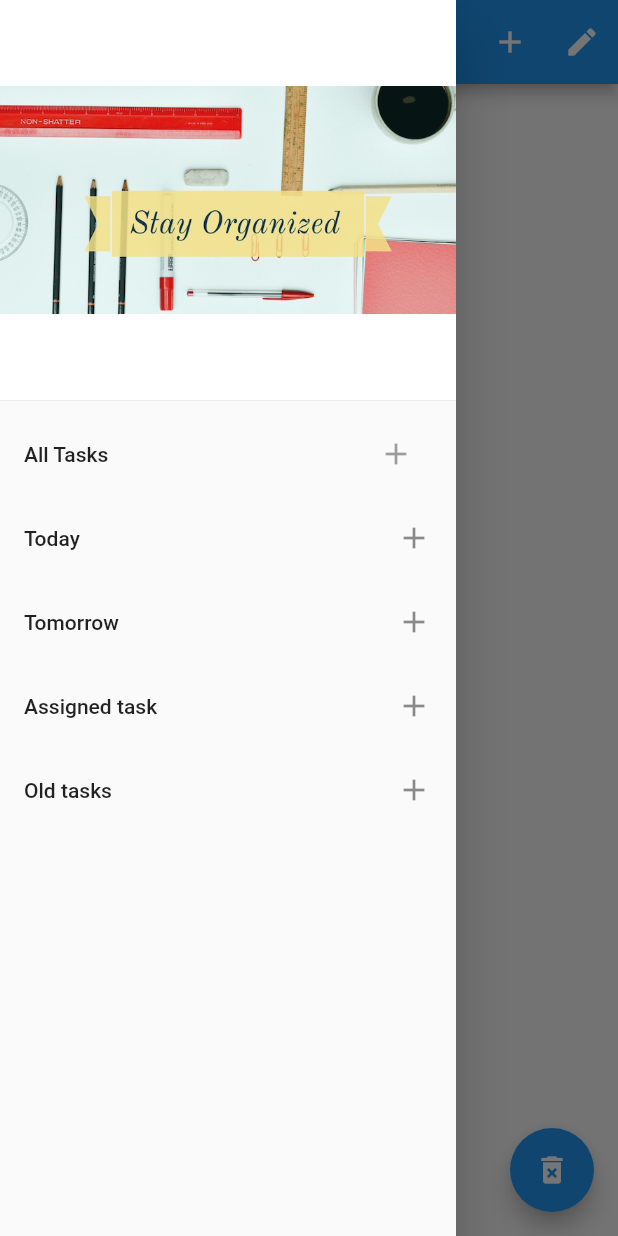
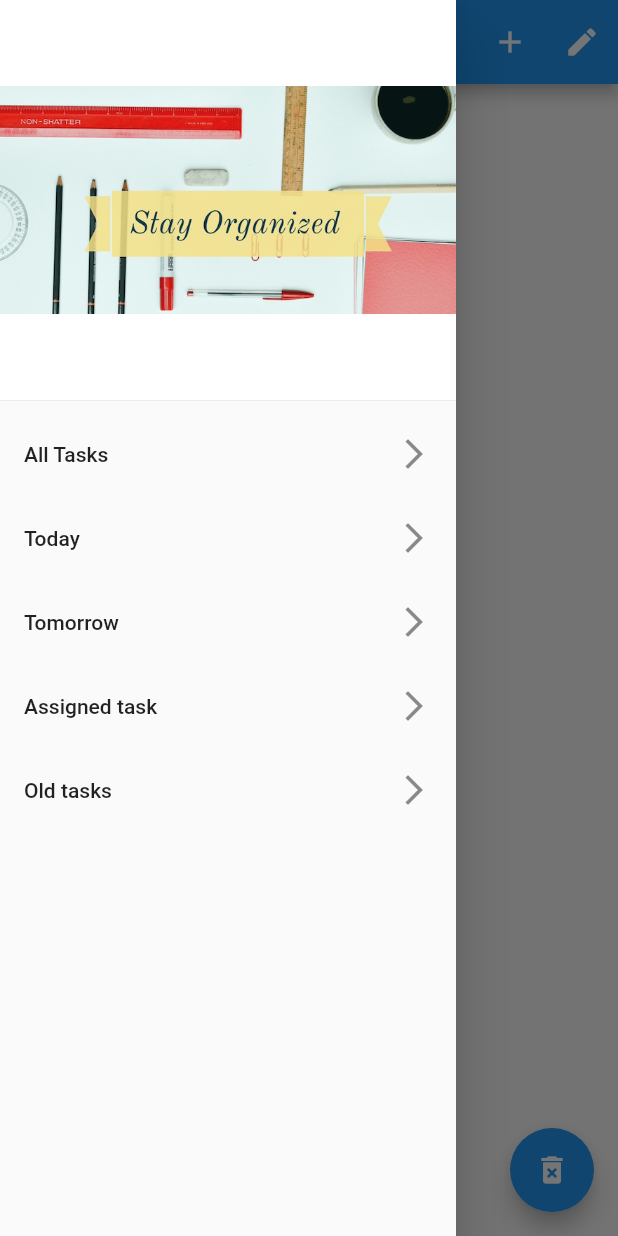
Before and after one commit to anannyasaha/Task-Management-app, a Flutter app: the todolistpage screen opened by its route, with the side drawer open, on a phone screen of 412 x 824 dp. Run offline on Flutter 3.47's test engine with Material 2 defaults, Android fonts, the phone set to English and light mode, and no system bars; our stand-ins replace avatar_glow, cloud_firestore, firebase_core, flutter_local_notifications, flutter_map, geolocator and 4 more; missing offline and left inert: flutter_email_sender, highlight_text; accounts and stored records are empty; statements that could not run were skipped.

Commit message:
Changed todo to task

```diff
--- a/PlannerApp/lib/main.dart
+++ b/PlannerApp/lib/main.dart
@@ -55,16 +55,16 @@ class MyApp extends StatelessWidget {
               home: MainPage(title: 'Home Page'),
               routes: <String, WidgetBuilder>{
                 '/utilities': (BuildContext context) =>
-                    todolistpage(title: "My Todo list"),
+                    todolistpage(title: "Task list"),
                 '/addtodopage': (BuildContext context) =>
-                    addtodo(title: "Add todo"),
+                    addtodo(title: "Add task"),
                 '/assignedtable': (BuildContext context) =>
                     assigneddatatable(title: "Assigned task list"),
                 '/assignedtodopage': (BuildContext context) => assignedadd(),
                 '/SpeechToText': (BuildContext context) =>
                     SpeechText(title: "Speech to Text"),
                 '/edittodopage': (BuildContext context) =>
-                    edittodo(title: "Edit todo", id: 0),
+                    edittodo(title: "Edit task", id: 0),
                 '/EditSpeech': (BuildContext context) => edit_speech(texttoedit: " "),
                 '/speechgridview': (BuildContext context) => speechlist(),
                 '/mapviewpage': (BuildContext context) =>
--- a/PlannerApp/lib/model/todo/assignedtable.dart
+++ b/PlannerApp/lib/model/todo/assignedtable.dart
@@ -31,7 +31,7 @@ class _assigneddatatableState extends State<assigneddatatable> {
           label:Text("Description")
         ),
         DataColumn(
-            label:Text("Assigned to")
+            label:Text("Task For")
         ),
         DataColumn(
             label:Text("due date")
--- a/PlannerApp/lib/model/todo/utilities.dart
+++ b/PlannerApp/lib/model/todo/utilities.dart
@@ -91,10 +91,7 @@ class _todolistpageState extends State<todolistpage> {
               child: ListView(children: [
                 ListTile(
                  title: Text(drawerItems[0]),
-                 trailing: IconButton(
-                   icon:Icon(Icons.add),
-
-                 ),
+                 trailing: Icon(Icons.arrow_forward_ios),
                onTap: () {
                  gettodolist();
                  Navigator.of(context).pop();
@@ -102,7 +99,7 @@ class _todolistpageState extends State<todolistpage> {
                ),
                ListTile(
                 title: Text(drawerItems[1]),
-                 trailing: Icon(Icons.add),
+                 trailing: Icon(Icons.arrow_forward_ios),
                 onTap: () async {
                List<todo> alltodos=await _todomodel.gettodaytodos();
                setState(() {
@@ -113,7 +110,7 @@ class _todolistpageState extends State<todolistpage> {
               ),
                ListTile(
                  title: Text(drawerItems[2]),
-                trailing: Icon(Icons.add),
+                trailing: Icon(Icons.arrow_forward_ios),
               onTap: () async {
                 List<todo> alltodos=await _todomodel.gettoomorrowtodos();
                 setState(() {
@@ -124,7 +121,7 @@ class _todolistpageState extends State<todolistpage> {
                ),
                 ListTile(
                   title: Text(drawerItems[3]),
-                  trailing: Icon(Icons.add),
+                  trailing: Icon(Icons.arrow_forward_ios),
               onTap: () {
 
 
@@ -140,7 +137,7 @@ class _todolistpageState extends State<todolistpage> {
              ),
                 ListTile(
                   title: Text(drawerItems[4]),
-                  trailing: Icon(Icons.add),
+                  trailing: Icon(Icons.arrow_forward_ios),
                   onTap: () {
                     getOldtodos();
                     Navigator.of(context).pop();
```
